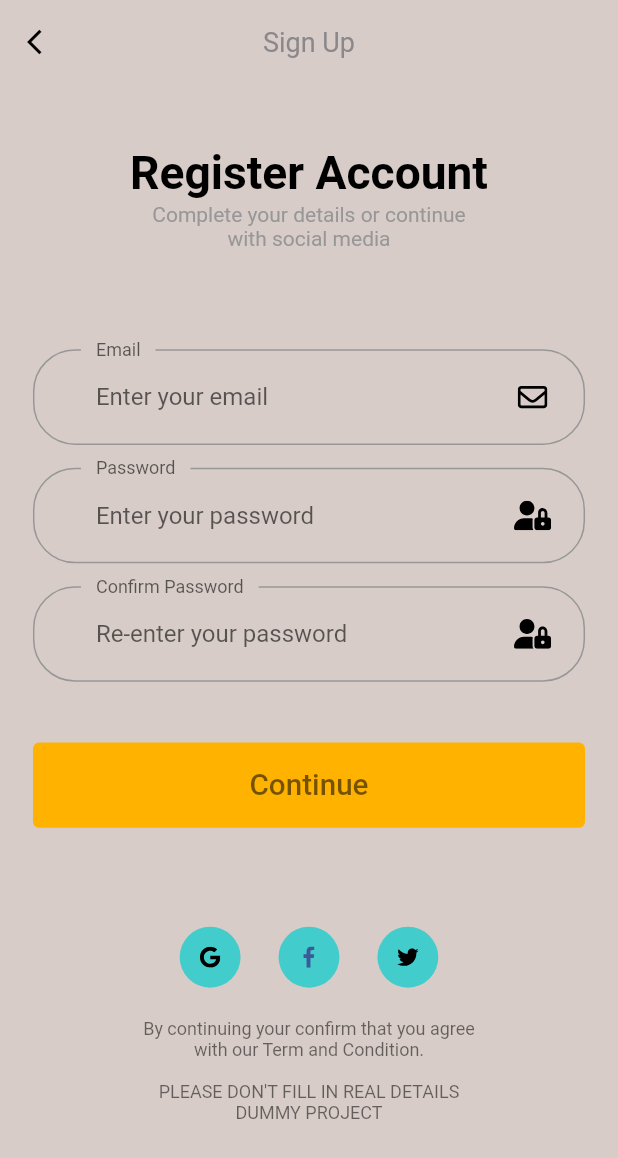
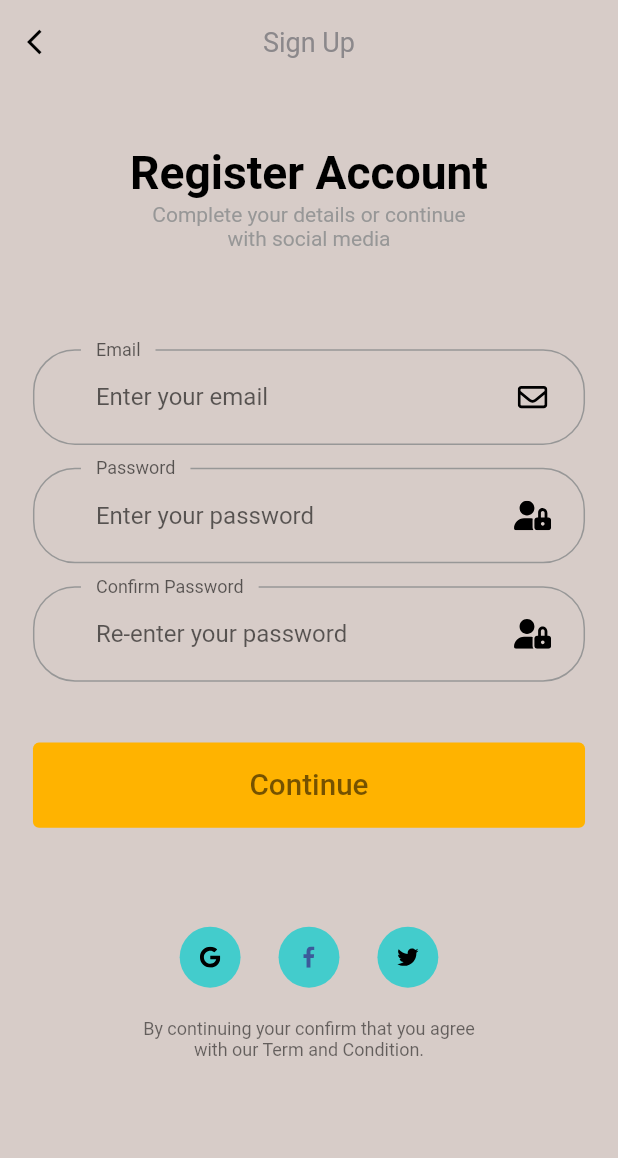
Before and after one commit to Richaljuliansyah/fp3-eccomers, a Flutter app: the SignUpScreen screen opened directly, on a phone screen of 412 x 824 dp. Shown: the top 1158 px of the screen. Run offline on Flutter 3.47's test engine with Material 2 defaults, Android fonts, the phone set to English and light mode, and no system bars; our stand-ins replace flutter_svg, google_fonts, grouped_list, shared_preferences; accounts and stored records are empty.

Commit message:
body sign up

```diff
--- a/lib/screens/sign_up/components/body.dart
+++ b/lib/screens/sign_up/components/body.dart
@@ -47,7 +47,7 @@ class Body extends StatelessWidget {
                 ),
                 SizedBox(height: getProportionateScreenHeight(20)),
                 Text(
-                  'By continuing your confirm that you agree \nwith our Term and Condition.\n\nPLEASE DON\'T FILL IN REAL DETAILS\nDUMMY PROJECT',
+                  'By continuing your confirm that you agree \nwith our Term and Condition.',
                   textAlign: TextAlign.center,
                   style: Theme.of(context).textTheme.caption,
                 ),
```
